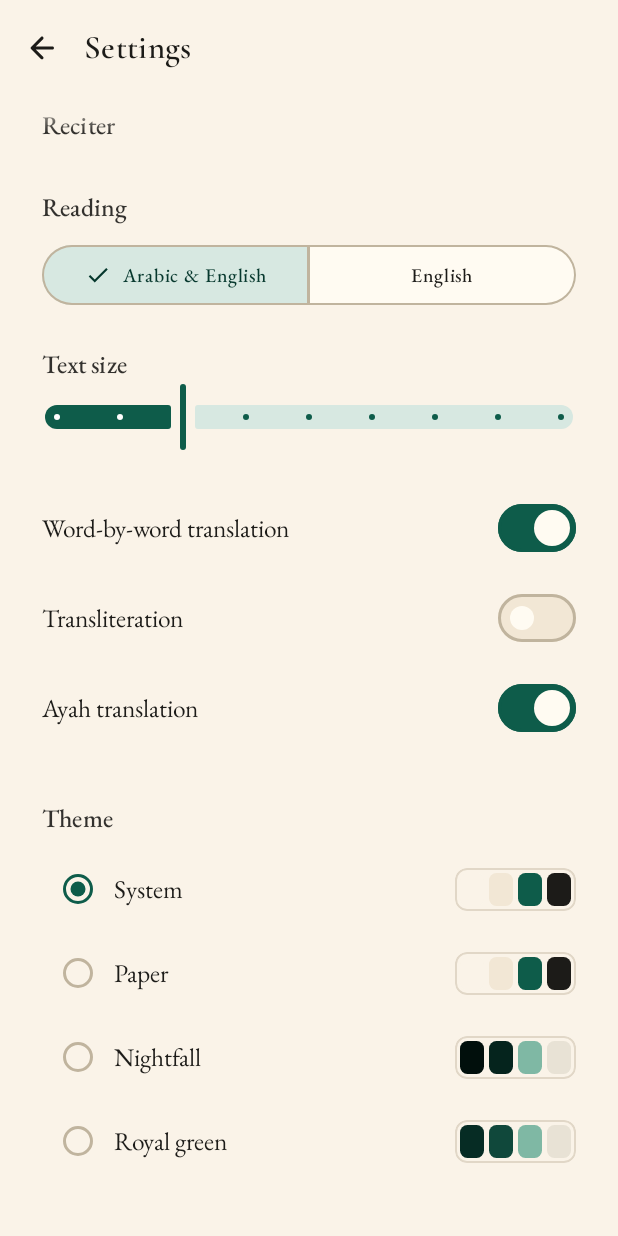
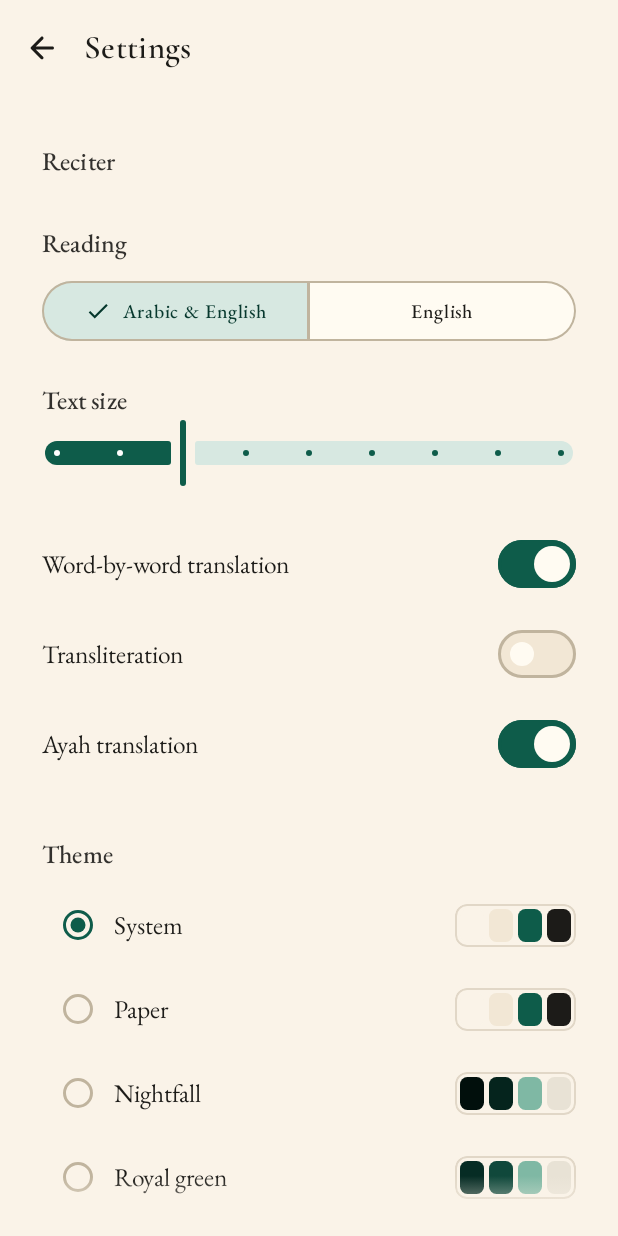
Before and after one commit to sguergachi/Beautiful-Quran-, an Android app built with Jetpack Compose: the composable SettingsScreen shown on its own in the app's theme, on a phone screen of 412 x 824 dp. Run offline under Robolectric (Android 15) with nearby library versions, the phone set to English and light mode, and no system bars; network calls fail; 2 statements that could not run were skipped.

Commit message:
Increase top padding in Settings screen to clear fading edge
The Reciter label was being clipped by the 24dp vertical fading edge at the
top of the scroll area. Increased the top spacer from 8dp to 32dp so the
label sits comfortably below the fade zone at rest.

```diff
--- a/app/src/main/java/com/beautifulquran/ui/settings/SettingsScreen.kt
+++ b/app/src/main/java/com/beautifulquran/ui/settings/SettingsScreen.kt
@@ -107,7 +107,7 @@ fun SettingsScreen(
                     .verticalScroll(rememberScrollState())
                     .padding(horizontal = 28.dp),
             ) {
-            Spacer(Modifier.height(8.dp))
+            Spacer(Modifier.height(32.dp))
 
             SectionLabel("Reciter")
             reciters.forEach { reciter ->
```
